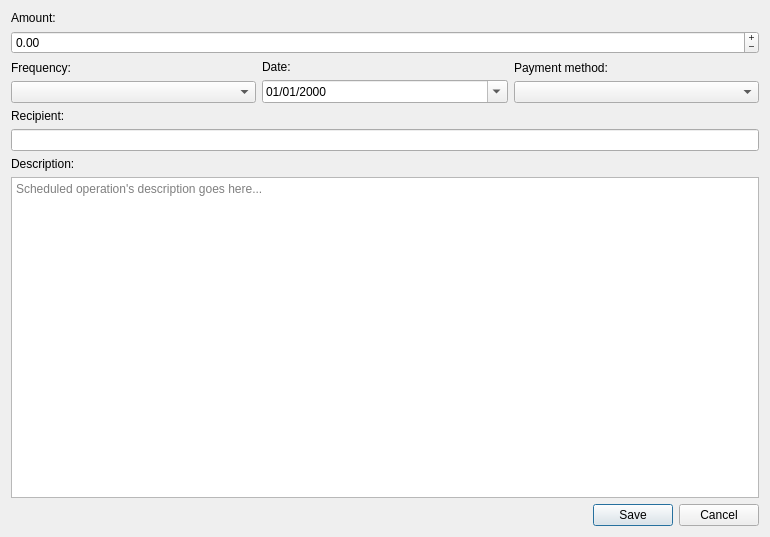
koromodako/picsou, file ui/editors/scheduledoperationeditor.ui: the form before one commit.
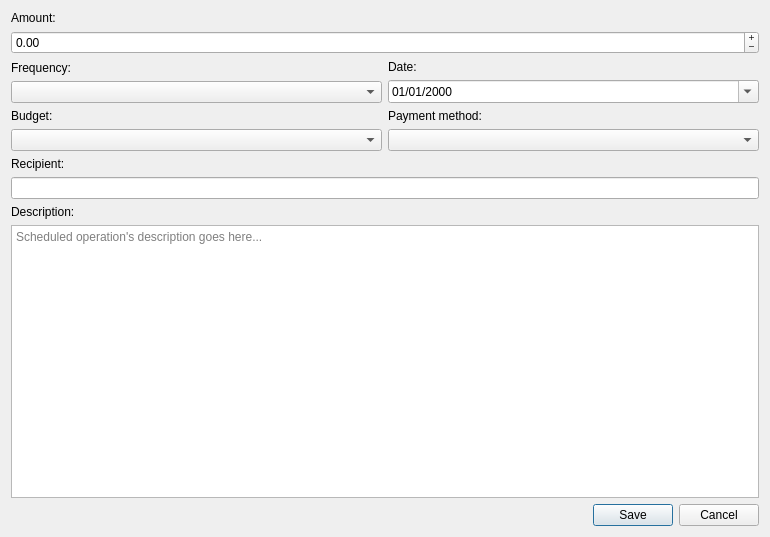
The form after the commit.

Diff of the .ui file:
```diff
--- a/ui/editors/scheduledoperationeditor.ui
+++ b/ui/editors/scheduledoperationeditor.ui
@@ -13,7 +13,7 @@
   <property name="windowTitle">
    <string>Form</string>
   </property>
-  <layout class="QVBoxLayout" name="verticalLayout_4">
+  <layout class="QVBoxLayout" name="verticalLayout_5">
    <item>
     <widget class="QLabel" name="amount_label">
      <property name="text">
@@ -44,8 +44,8 @@
     </widget>
    </item>
    <item>
-    <layout class="QHBoxLayout" name="horizontalLayout">
-     <item>
+    <layout class="QGridLayout" name="gridLayout">
+     <item row="0" column="0">
       <layout class="QVBoxLayout" name="verticalLayout_3">
        <item>
         <widget class="QLabel" name="frequency_label">
@@ -59,7 +59,7 @@
        </item>
       </layout>
      </item>
-     <item>
+     <item row="0" column="1">
       <layout class="QVBoxLayout" name="verticalLayout_2">
        <item>
         <widget class="QLabel" name="date_label">
@@ -80,8 +80,22 @@
        </item>
       </layout>
      </item>
-     <item>
+     <item row="1" column="0">
       <layout class="QVBoxLayout" name="verticalLayout">
+       <item>
+        <widget class="QLabel" name="budget_label">
+         <property name="text">
+          <string>Budget:</string>
+         </property>
+        </widget>
+       </item>
+       <item>
+        <widget class="QComboBox" name="budget"/>
+       </item>
+      </layout>
+     </item>
+     <item row="1" column="1">
+      <layout class="QVBoxLayout" name="verticalLayout_4">
        <item>
         <widget class="QLabel" name="payment_method_label">
          <property name="text">
```
